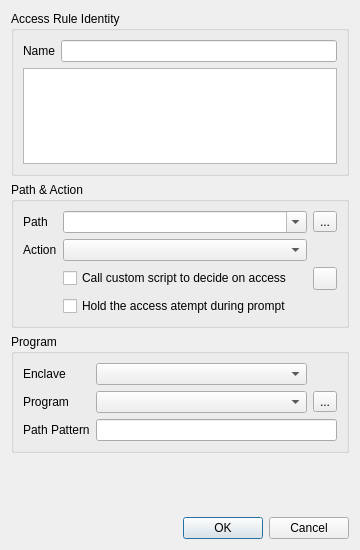
Above: MajorPrivacy/Forms/AccessRuleWnd.ui from xanasoft/MajorPrivacy before the change. Below: the same form after it.
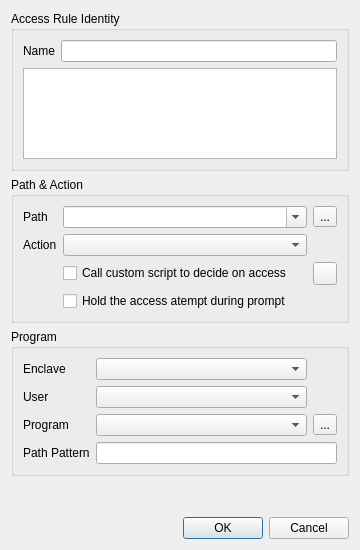
That is the form after the change.

What changed in the file:
```diff
--- a/MajorPrivacy/Forms/AccessRuleWnd.ui
+++ b/MajorPrivacy/Forms/AccessRuleWnd.ui
@@ -106,20 +106,7 @@
       <string>Program</string>
      </property>
      <layout class="QGridLayout" name="gridLayout_4">
-      <item row="1" column="0">
-       <widget class="QLabel" name="label_2">
-        <property name="sizePolicy">
-         <sizepolicy hsizetype="Maximum" vsizetype="Preferred">
-          <horstretch>0</horstretch>
-          <verstretch>0</verstretch>
-         </sizepolicy>
-        </property>
-        <property name="text">
-         <string>Program</string>
-        </property>
-       </widget>
-      </item>
-      <item row="1" column="2">
+      <item row="2" column="2">
        <widget class="QToolButton" name="btnProg">
         <property name="text">
          <string>...</string>
@@ -127,7 +114,7 @@
        </widget>
       </item>
       <item row="2" column="0">
-       <widget class="QLabel" name="label_6">
+       <widget class="QLabel" name="label_2">
         <property name="sizePolicy">
          <sizepolicy hsizetype="Maximum" vsizetype="Preferred">
           <horstretch>0</horstretch>
@@ -135,11 +122,11 @@
          </sizepolicy>
         </property>
         <property name="text">
-         <string>Path Pattern</string>
+         <string>Program</string>
         </property>
        </widget>
       </item>
-      <item row="2" column="1" colspan="2">
+      <item row="3" column="1" colspan="2">
        <widget class="QLineEdit" name="txtProgPath">
         <property name="enabled">
          <bool>true</bool>
@@ -155,7 +142,7 @@
         </property>
        </widget>
       </item>
-      <item row="1" column="1">
+      <item row="2" column="1">
        <widget class="QComboBox" name="cmbProgram"/>
       </item>
       <item row="0" column="0">
@@ -168,6 +155,29 @@
       <item row="0" column="1">
        <widget class="QComboBox" name="cmbEnclave"/>
       </item>
+      <item row="3" column="0">
+       <widget class="QLabel" name="label_6">
+        <property name="sizePolicy">
+         <sizepolicy hsizetype="Maximum" vsizetype="Preferred">
+          <horstretch>0</horstretch>
+          <verstretch>0</verstretch>
+         </sizepolicy>
+        </property>
+        <property name="text">
+         <string>Path Pattern</string>
+        </property>
+       </widget>
+      </item>
+      <item row="1" column="0">
+       <widget class="QLabel" name="label_7">
+        <property name="text">
+         <string>User</string>
+        </property>
+       </widget>
+      </item>
+      <item row="1" column="1">
+       <widget class="QComboBox" name="cmbUser"/>
+      </item>
      </layout>
     </widget>
    </item>
```
